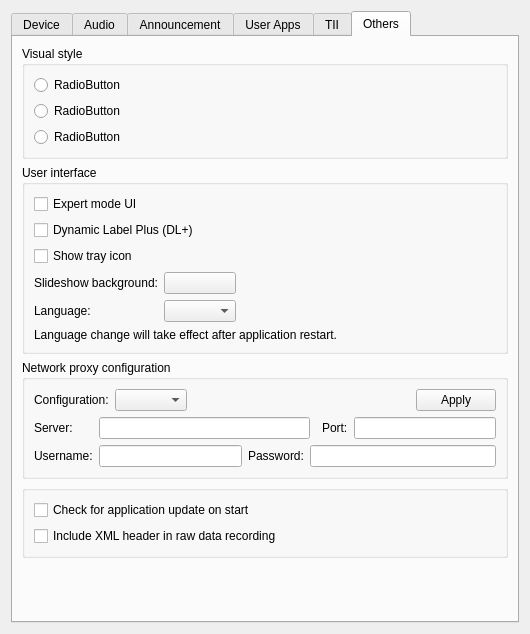
First picture: the form in gui/setupdialog.ui, repository KejPi/AbracaDABra, before the edit.
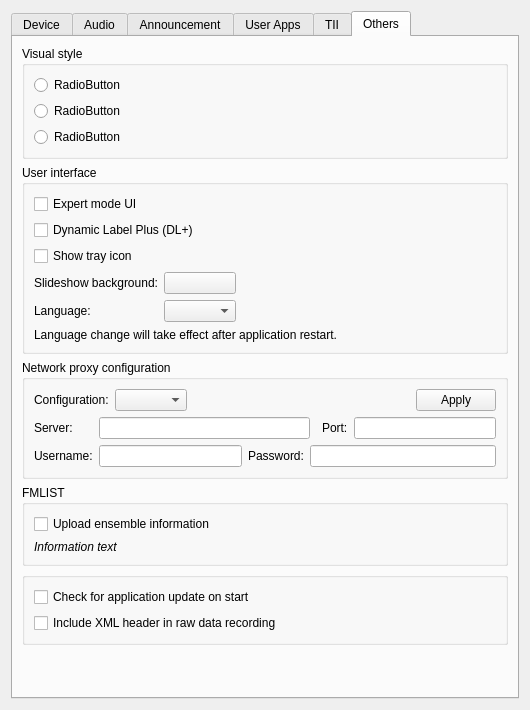
Second picture: the form after the edit. The open tabs and pages were chosen to show the change. Custom widgets are drawn as their Qt base class.

Commit message: Ensemble infomation upload settings added (Issue #5)

Diff of the .ui file:
```diff
--- a/gui/setupdialog.ui
+++ b/gui/setupdialog.ui
@@ -7,7 +7,7 @@
     <x>0</x>
     <y>0</y>
     <width>530</width>
-    <height>634</height>
+    <height>710</height>
    </rect>
   </property>
   <property name="minimumSize">
@@ -2525,6 +2525,40 @@
          </layout>
         </widget>
        </item>
+       <item>
+        <widget class="QGroupBox" name="fmlistGroupBox">
+         <property name="title">
+          <string>FMLIST</string>
+         </property>
+         <layout class="QVBoxLayout" name="verticalLayout">
+          <item>
+           <widget class="QCheckBox" name="fmlistUploadCheckBox">
+            <property name="text">
+             <string>Upload ensemble information</string>
+            </property>
+           </widget>
+          </item>
+          <item>
+           <widget class="QLabel" name="fmlistUploadInfotext">
+            <property name="font">
+             <font>
+              <italic>true</italic>
+             </font>
+            </property>
+            <property name="text">
+             <string notr="true">Information text</string>
+            </property>
+            <property name="wordWrap">
+             <bool>true</bool>
+            </property>
+            <property name="openExternalLinks">
+             <bool>true</bool>
+            </property>
+           </widget>
+          </item>
+         </layout>
+        </widget>
+       </item>
        <item>
         <widget class="QGroupBox" name="updateGroupBox">
          <layout class="QVBoxLayout" name="verticalLayout_6">
```
Left out of the diff: 2 changed lines with no effect on the pictures. The commit also changes 4 other files.
